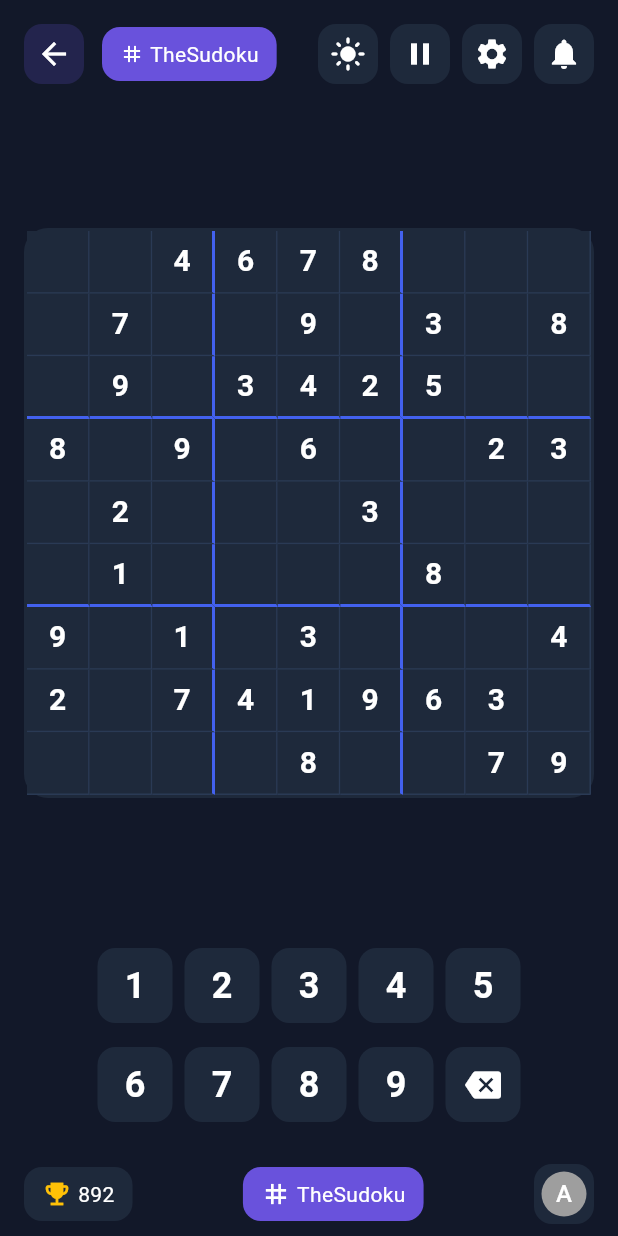
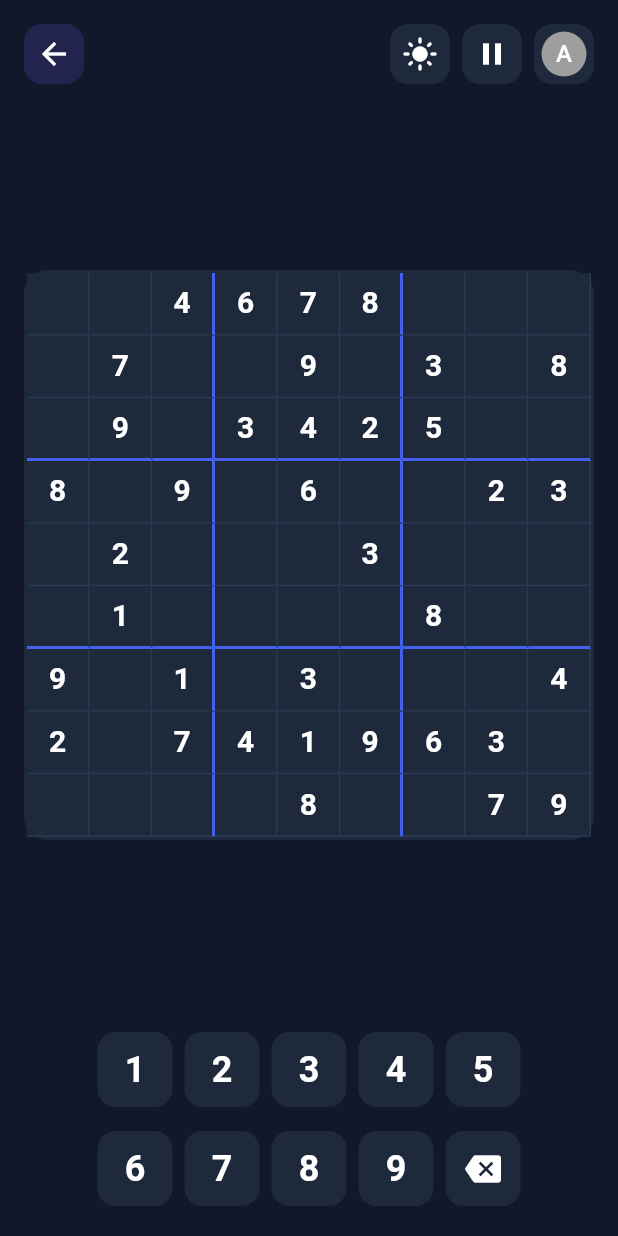
Before and after one commit to sk-dv/sudoku_app, a Flutter app: the screen it shows after launch, on a phone screen of 412 x 824 dp. Run offline on Flutter 3.47's test engine with Material 2 defaults, Android fonts, the phone set to English and light mode, and no system bars; Roboto replaces fonts that are missing (Poppins).

Commit message:
chore: initial board improved

```diff
--- /dev/null
+++ b/lib/avatar_wrapper.dart
@@ -0,0 +1,37 @@
+import 'package:flutter/material.dart';
+
+class AvatarWrapper extends StatelessWidget {
+  final bool isDarkMode;
+
+  const AvatarWrapper({super.key, required this.isDarkMode});
+
+  @override
+  Widget build(BuildContext context) {
+    final colorScheme = Theme.of(context).colorScheme;
+
+    return Container(
+      width: 40,
+      height: 40,
+      alignment: Alignment.centerLeft,
+      decoration: BoxDecoration(
+        color: colorScheme.surface,
+        borderRadius: BorderRadius.circular(12),
+        boxShadow: [
+          if (!isDarkMode)
+            BoxShadow(
+              color: Colors.black.withOpacity(0.05),
+              blurRadius: 4,
+              spreadRadius: 0,
+            ),
+        ],
+      ),
+      child: const Center(
+        child: CircleAvatar(
+          radius: 15,
+          backgroundColor: Colors.grey,
+          child: Text('A', style: TextStyle(color: Colors.white)),
+        ),
+      ),
+    );
+  }
+}
--- a/lib/bottom_bar.dart
+++ /dev/null
@@ -1,89 +0,0 @@
-import 'package:flutter/material.dart';
-
-class BottomBar extends StatelessWidget {
-  final bool isDarkMode;
-
-  const BottomBar({super.key, required this.isDarkMode});
-
-  @override
-  Widget build(BuildContext context) {
-    final colorScheme = Theme.of(context).colorScheme;
-    final textColor = isDarkMode ? Colors.white : Colors.black87;
-
-    return Container(
-      padding: const EdgeInsets.symmetric(horizontal: 16, vertical: 8),
-      child: Row(
-        mainAxisAlignment: MainAxisAlignment.spaceBetween,
-        children: [
-          Container(
-            padding: const EdgeInsets.symmetric(horizontal: 12, vertical: 8),
-            decoration: BoxDecoration(
-              color: colorScheme.surface,
-              borderRadius: BorderRadius.circular(12),
-              boxShadow: [
-                if (!isDarkMode)
-                  BoxShadow(
-                    color: Colors.black.withOpacity(0.05),
-                    blurRadius: 4,
-                    spreadRadius: 0,
-                  ),
-              ],
-            ),
-            child: Row(
-              children: [
-                const Icon(Icons.emoji_events, size: 20, color: Colors.amber),
-                const SizedBox(width: 4),
-                Text('892', style: TextStyle(color: textColor)),
-              ],
-            ),
-          ),
-          Container(
-            padding: const EdgeInsets.symmetric(horizontal: 12, vertical: 8),
-            decoration: BoxDecoration(
-              color: colorScheme.primary,
-              borderRadius: BorderRadius.circular(12),
-              boxShadow: [
-                if (!isDarkMode)
-                  BoxShadow(
-                    color: Colors.black.withOpacity(0.05),
-                    blurRadius: 4,
-                    spreadRadius: 0,
-                  ),
-              ],
-            ),
-            child: Row(
-              children: const [
-                Icon(Icons.tag, size: 20, color: Colors.white),
-                SizedBox(width: 4),
-                Text('TheSudoku', style: TextStyle(color: Colors.white)),
-              ],
-            ),
-          ),
-          Container(
-            width: 40,
-            height: 40,
-            decoration: BoxDecoration(
-              color: colorScheme.surface,
-              borderRadius: BorderRadius.circular(12),
-              boxShadow: [
-                if (!isDarkMode)
-                  BoxShadow(
-                    color: Colors.black.withOpacity(0.05),
-                    blurRadius: 4,
-                    spreadRadius: 0,
-                  ),
-              ],
-            ),
-            child: const Center(
-              child: CircleAvatar(
-                radius: 15,
-                backgroundColor: Colors.grey,
-                child: Text('A', style: TextStyle(color: Colors.white)),
-              ),
-            ),
-          ),
-        ],
-      ),
-    );
-  }
-}
--- a/lib/header.dart
+++ b/lib/header.dart
@@ -1,4 +1,5 @@
 import 'package:flutter/material.dart';
+import 'package:sudoku_app/avatar_wrapper.dart';
 
 class Header extends StatelessWidget {
   final Function toggleTheme;
@@ -32,21 +33,6 @@ class Header extends StatelessWidget {
                 child: Icon(Icons.arrow_back, color: textColor),
               ),
               const SizedBox(width: 12),
-              Container(
-                padding:
-                    const EdgeInsets.symmetric(horizontal: 12, vertical: 8),
-                decoration: BoxDecoration(
-                  color: colorScheme.primary,
-                  borderRadius: BorderRadius.circular(12),
-                ),
-                child: Row(
-                  children: [
-                    Icon(Icons.tag, size: 16, color: textColor),
-                    const SizedBox(width: 4),
-                    Text('TheSudoku', style: TextStyle(color: textColor)),
-                  ],
-                ),
-              ),
             ],
           ),
           Row(
@@ -73,23 +59,7 @@ class Header extends StatelessWidget {
                 child: Icon(Icons.pause, color: textColor),
               ),
               const SizedBox(width: 8),
-              Container(
-                padding: const EdgeInsets.all(8),
-                decoration: BoxDecoration(
-                  color: colorScheme.surface,
-                  borderRadius: BorderRadius.circular(12),
-                ),
-                child: Icon(Icons.settings, color: textColor),
-              ),
-              const SizedBox(width: 8),
-              Container(
-                padding: const EdgeInsets.all(8),
-                decoration: BoxDecoration(
-                  color: colorScheme.surface,
-                  borderRadius: BorderRadius.circular(12),
-                ),
-                child: Icon(Icons.notifications, color: textColor),
-              ),
+              AvatarWrapper(isDarkMode: isDarkMode)
             ],
           ),
         ],
--- a/lib/sudoku_game_screen.dart
+++ b/lib/sudoku_game_screen.dart
@@ -1,6 +1,5 @@
 import 'package:flutter/material.dart';
 import 'package:sudoku_app/header.dart';
-import 'package:sudoku_app/bottom_bar.dart';
 import 'package:sudoku_app/sudoku_game_model.dart';
 
 class SudokuGameScreen extends StatefulWidget {
@@ -56,9 +55,6 @@ class _SudokuGameScreenState extends State<SudokuGameScreen> {
             ),
             _buildSudokuBoard(),
             _buildKeypad(),
-            BottomBar(
-              isDarkMode: widget.isDarkMode,
-            ),
           ],
         ),
       ),
```
